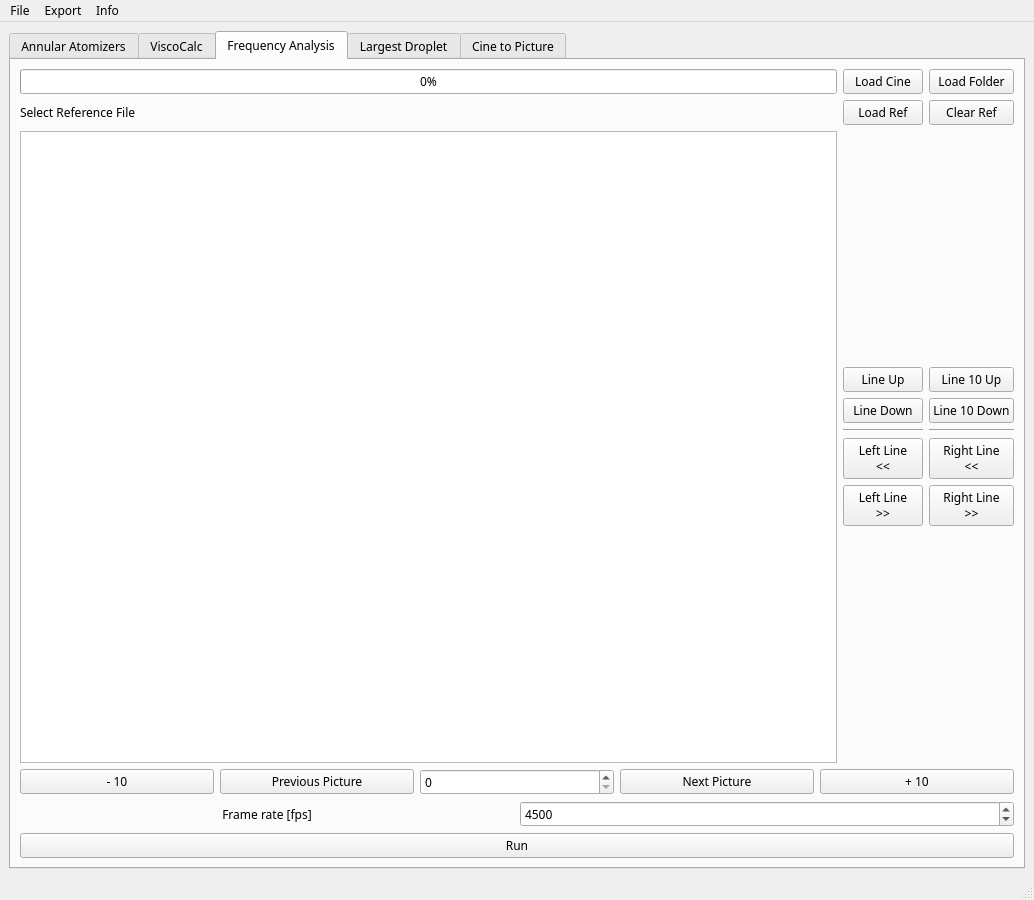
The window that GUI/mainWindow.ui (realize-1337/Atomizer-Toolbox) describes before a commit, drawn with Qt 5.
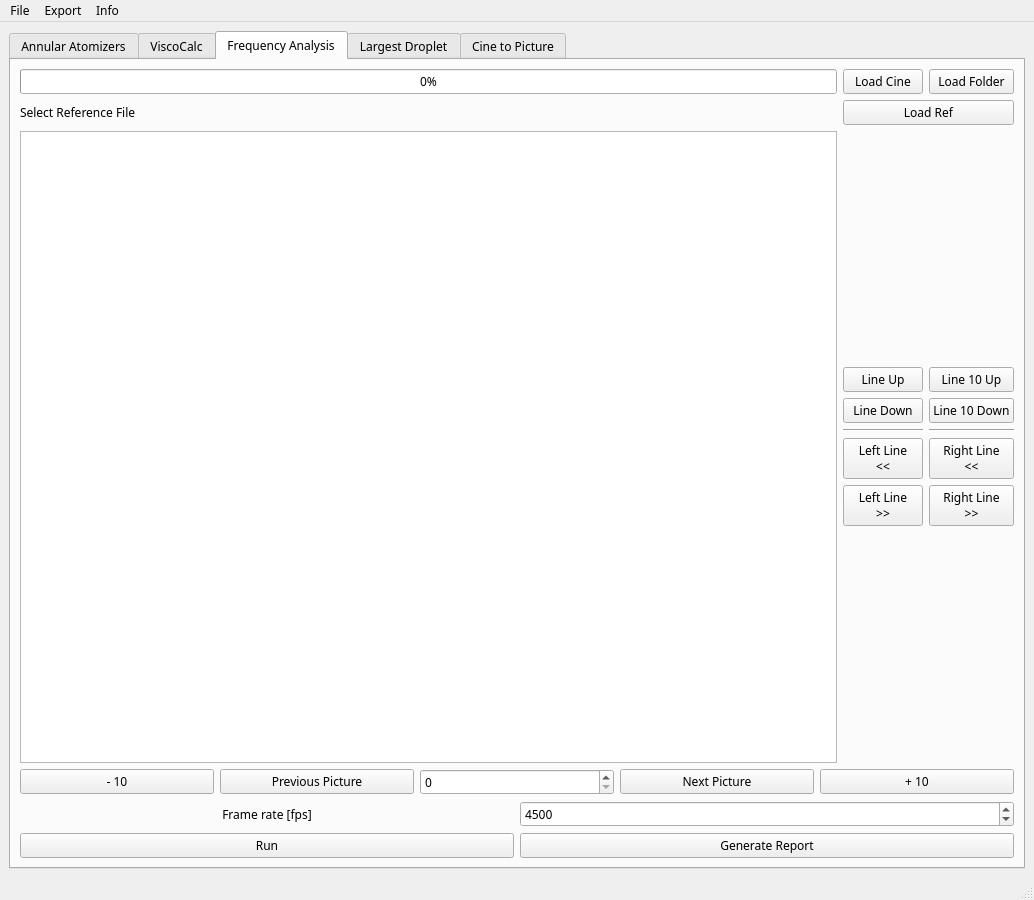
The same window after the commit. The open tabs and pages were chosen to show the change.

The edit to the form file:
```diff
--- a/GUI/mainWindow.ui
+++ b/GUI/mainWindow.ui
@@ -1368,13 +1368,6 @@
             </property>
            </widget>
           </item>
-          <item row="2" column="2">
-           <widget class="QPushButton" name="clearRef">
-            <property name="text">
-             <string>Clear Ref</string>
-            </property>
-           </widget>
-          </item>
           <item row="1" column="1">
            <widget class="QPushButton" name="loadInput">
             <property name="text">
@@ -1398,13 +1391,6 @@
             </property>
            </widget>
           </item>
-          <item row="2" column="1">
-           <widget class="QPushButton" name="loadRef">
-            <property name="text">
-             <string>Load Ref</string>
-            </property>
-           </widget>
-          </item>
           <item row="3" column="0">
            <widget class="QGraphicsView" name="graphicsView"/>
           </item>
@@ -1505,18 +1491,15 @@
             </property>
            </widget>
           </item>
+          <item row="2" column="1" colspan="2">
+           <widget class="QPushButton" name="loadRef">
+            <property name="text">
+             <string>Load Ref</string>
+            </property>
+           </widget>
+          </item>
          </layout>
         </item>
-        <item row="3" column="0">
-         <widget class="QPushButton" name="freqRun">
-          <property name="enabled">
-           <bool>true</bool>
-          </property>
-          <property name="text">
-           <string>Run</string>
-          </property>
-         </widget>
-        </item>
         <item row="1" column="0">
          <layout class="QHBoxLayout" name="horizontalLayout_3">
           <item>
@@ -1580,6 +1563,27 @@
           </item>
          </layout>
         </item>
+        <item row="5" column="0">
+         <layout class="QHBoxLayout" name="horizontalLayout_7">
+          <item>
+           <widget class="QPushButton" name="freqRun">
+            <property name="enabled">
+             <bool>true</bool>
+            </property>
+            <property name="text">
+             <string>Run</string>
+            </property>
+           </widget>
+          </item>
+          <item>
+           <widget class="QPushButton" name="clearRef">
+            <property name="text">
+             <string>Generate Report</string>
+            </property>
+           </widget>
+          </item>
+         </layout>
+        </item>
        </layout>
       </widget>
       <widget class="QWidget" name="tab_5">
```
Left out of the diff: 2 changed lines with no effect on the pictures.
